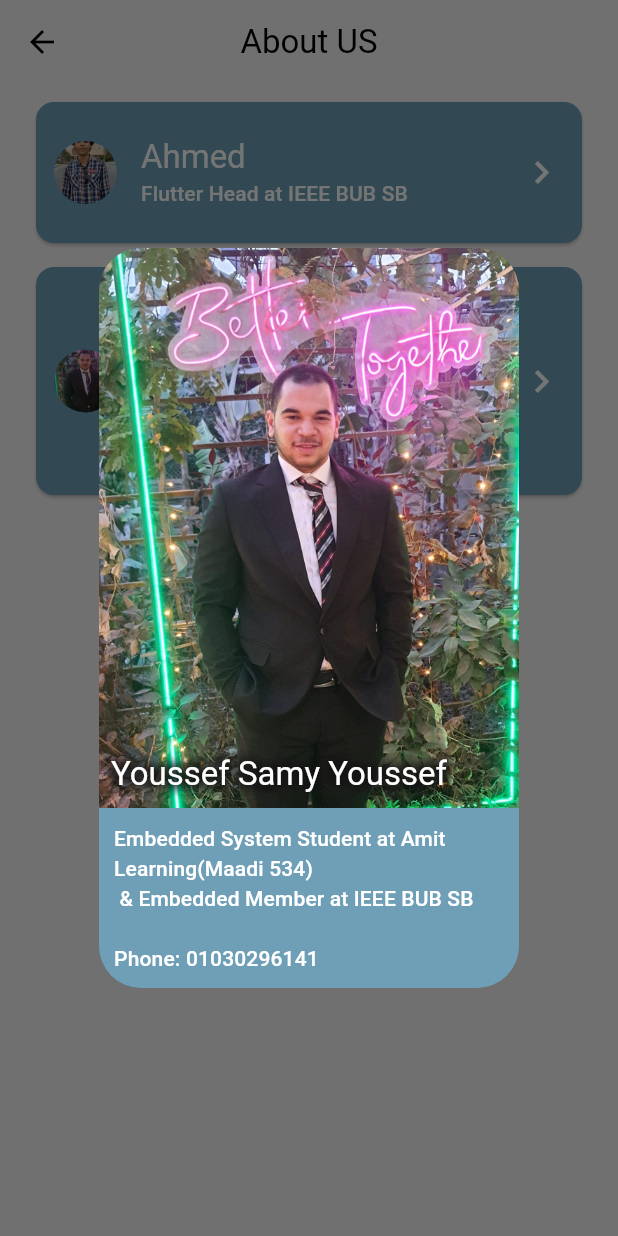
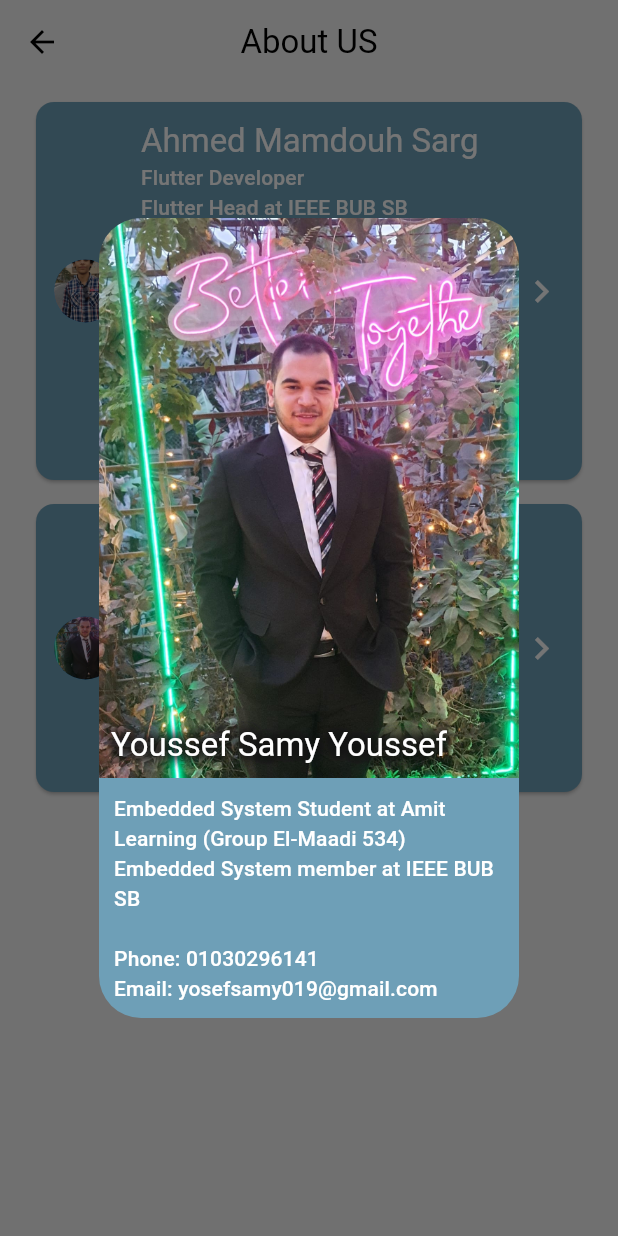
Before and after one commit to AhmedSarg/tic_tac_toe, a Flutter app: the AboutUsView screen opened directly, after a tap on "Youssef Samy Youssef", on a phone screen of 412 x 824 dp. Run offline on Flutter 3.47's test engine with Material 3 defaults, Android fonts, the phone set to English and light mode, and no system bars; our stand-ins replace audioplayers, carousel_slider, flutter_bloc, google_fonts, lottie; project files that could hold a hidden picture were left out.

Commit message:
اهو كمت و خلاص

```diff
--- a/lib/ui/about_us_screen/view/about_us_view.dart
+++ b/lib/ui/about_us_screen/view/about_us_view.dart
@@ -1,7 +1,46 @@
 import 'package:flutter/material.dart';
+import 'package:tic_tac_toe/ui/resources/audio_manager.dart';
 
 import '../../resources/app_colors.dart';
 import '../../resources/assets_manager.dart';
+
+class TeamMember {
+  final String name;
+
+  final String bio;
+
+  final String img;
+  final String bioMp3;
+
+  const TeamMember({
+    required this.name,
+    required this.bio,
+    required this.img,
+    required this.bioMp3,
+  });
+}
+
+List<TeamMember> teamList = [
+  const TeamMember(
+    name: "Youssef Samy Youssef",
+    bio: "Embedded System Student at Amit Learning (Group El-Maadi 534)\n"
+        "Embedded System member at IEEE BUB SB\n"
+        "\nPhone: 01030296141\n"
+        "Email: yosefsamy019@gmail.com",
+    img: AssetsManager.profileYosef,
+    bioMp3: yosefProfileMp3,
+  ),
+  const TeamMember(
+    name: "Ahmed Mamdouh Sarg",
+    bio: "Flutter Developer\n"
+        "Flutter Head at IEEE BUB SB\n"
+        "Computer Science Student at Benha Faculty of Computer Science and Artificial Intelligence\n"
+        "\nPhone: 01003557878\n"
+        "Email: ahmedmamdouhsarg@gmail.com\n",
+    img: AssetsManager.profileAhmed,
+    bioMp3: ahmedProfileMp3,
+  ),
+];
 
 class AboutUsView extends StatelessWidget {
   const AboutUsView({super.key});
@@ -22,22 +61,11 @@ class AboutUsView extends StatelessWidget {
   Widget _buildBody() {
     return ListView(
       padding: const EdgeInsets.symmetric(horizontal: 20, vertical: 8),
-      children: [
-        _buildCard(
-            name: "Youssef Samy Youssef",
-            bio: "Embedded System Student at Amit Learning(Maadi 534)\n"
-                " & Embedded Member at IEEE BUB SB\n\n"
-                "Phone: 01030296141",
-            img: AssetsManager.profileYosef),
-        _buildCard(
-            name: "Ahmed",
-            bio: "Flutter Head at IEEE BUB SB",
-            img: AssetsManager.profileAhmed),
-      ]..shuffle(),
+      children: teamList.map((item) => _buildCard(item)).toList()..shuffle(),
     );
   }
 
-  Widget _buildCard({String name = '', String bio = '', required String img}) {
+  Widget _buildCard(TeamMember member) {
     return Builder(builder: (context) {
       return SizedBox(
         width: double.infinity,
@@ -45,11 +73,76 @@ class AboutUsView extends StatelessWidget {
         child: Padding(
           padding: const EdgeInsets.only(bottom: 8.0),
           child: InkWell(
-            onTap: () {
+            onTap: () => _showDialog(context, member),
+            child: Card(
+              child: Padding(
+                padding: const EdgeInsets.all(12),
+                child: Row(
+                  children: [
+                    Expanded(
+                        flex: 1,
+                        child: CircleAvatar(
+                          radius: 35,
+                          backgroundImage: AssetImage(member.img),
+                        )),
+                    const VerticalDivider(
+                      indent: 2,
+                      endIndent: 2,
+                    ),
+// SizedBox(width: 8,),
+                    Expanded(
+                        flex: 6,
+                        child: Column(
+                          crossAxisAlignment: CrossAxisAlignment.start,
+                          mainAxisAlignment: MainAxisAlignment.center,
+                          children: [
+                            Text(
+                              member.name,
+                              style: Theme.of(context)
+                                  .textTheme
+                                  .titleLarge!
+                                  .copyWith(
+                                      color: Theme.of(context).iconTheme.color),
+                            ),
+                            Text(
+                              member.bio,
+                              style: Theme.of(context)
+                                  .textTheme
+                                  .titleSmall!
+                                  .copyWith(
+                                      color: Theme.of(context).iconTheme.color),
+                            ),
+                          ],
+                        )),
+// const Expanded(flex: 1, child: FlutterLogo()),
+                    const Icon(
+                      Icons.chevron_right,
+                      size: 30,
+                    ),
+                  ],
+                ),
+              ),
+            ),
+          ),
+        ),
+      );
+    });
+  }
+
+  void _showDialog(BuildContext context, TeamMember member) {
+    AudioManager.instance.playProfile(member.bioMp3);
+
     showDialog(
         context: context,
         builder: (context) {
-                    return AlertDialog(
+          return Padding(
+            padding: const EdgeInsets.all(20.0),
+            child: PopScope(
+              canPop: true,
+              onPopInvoked: (flag) {
+                AudioManager.instance.stop();
+              },
+              child: AlertDialog(
                 insetPadding: EdgeInsets.zero,
                 clipBehavior: Clip.antiAliasWithSaveLayer,
                 contentPadding: EdgeInsets.zero,
@@ -65,7 +158,7 @@ class AboutUsView extends StatelessWidget {
                           alignment: Alignment.bottomLeft,
                           children: [
                             Image.asset(
-                                    img,
+                              member.img,
                               width: double.infinity,
                               // height: double.infinity,
                               fit: BoxFit.cover,
@@ -74,19 +167,18 @@ class AboutUsView extends StatelessWidget {
                             Padding(
                               padding: const EdgeInsets.all(8.0),
                               child: Text(
-                                      name,
+                                member.name,
                                 style: Theme.of(context)
                                     .textTheme
                                     .titleLarge!
                                     .copyWith(
-                                              color: Theme.of(context)
-                                                  .iconTheme
-                                                  .color,
+                                        color:
+                                            Theme.of(context).iconTheme.color,
                                         shadows: List.filled(
                                           5,
-                                                Shadow(
-                                                  color: AppColors
-                                                      .darkBackgroundColor,
+                                          const Shadow(
+                                            color:
+                                                AppColors.darkBackgroundColor,
                                             blurRadius: 10,
                                           ),
                                         )),
@@ -98,68 +190,15 @@ class AboutUsView extends StatelessWidget {
                       Padding(
                         padding: const EdgeInsets.all(10),
                         child: Text(
-                                bio,
-                                style: Theme.of(context)
-                                    .textTheme
-                                    .titleSmall!
-                                    .copyWith(
-                                        color:
-                                            Theme.of(context).iconTheme.color),
-                              ),
-                            ),
-                          ],
-                        ),
-                      ),
-                    );
-                  });
-            },
-            child: Card(
-              child: Padding(
-                padding: const EdgeInsets.all(12),
-                child: Row(
-                  children: [
-                    Expanded(
-                        flex: 1,
-                        child: CircleAvatar(
-                          radius: 35,
-                          backgroundImage: AssetImage(img),
-                        )),
-                    const VerticalDivider(
-                      indent: 2,
-                      endIndent: 2,
-                    ),
-                    // SizedBox(width: 8,),
-                    Expanded(
-                        flex: 6,
-                        child: Column(
-                          crossAxisAlignment: CrossAxisAlignment.start,
-                          mainAxisAlignment: MainAxisAlignment.center,
-                          children: [
-                            Text(
-                              name,
-                              style: Theme.of(context)
-                                  .textTheme
-                                  .titleLarge!
-                                  .copyWith(
-                                      color: Theme.of(context).iconTheme.color),
-                            ),
-                            Text(
-                              bio,
+                          member.bio,
                           style: Theme.of(context)
                               .textTheme
                               .titleSmall!
                               .copyWith(
                                   color: Theme.of(context).iconTheme.color),
                         ),
-                          ],
-                        )),
-                    // const Expanded(flex: 1, child: FlutterLogo()),
-                    Icon(
-                      Icons.chevron_right,
-                      size: 30,
                       ),
                     ],
-                ),
                   ),
                 ),
               ),
--- a/pubspec.yaml
+++ b/pubspec.yaml
@@ -40,6 +40,7 @@ dependencies:
   carousel_slider:
   lottie: ^3.1.2
   flutter_animate:
+  audioplayers: ^6.0.0
 
 dev_dependencies:
   flutter_test:
@@ -67,6 +68,7 @@ flutter:
   assets:
    - assets/lotties/
    - assets/images/
+   - assets/sound/
 
   # An image asset can refer to one or more resolution-specific "variants", see
   # https://flutter.dev/assets-and-images/#resolution-aware
```
Also changed, not shown: lib/main.dart (+7 -1 lines), lib/ui/resources/audio_manager.dart (added, +74 -0 lines), pubspec.lock, 7 other files. Lines whose indentation alone changed are shown as unchanged.
